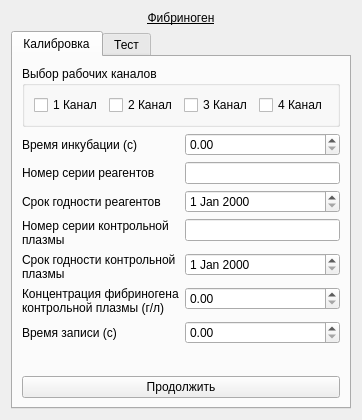
The window that choisedialog/ko3.ui (krang4d/Agrekola) describes before a commit, drawn with Qt 5.
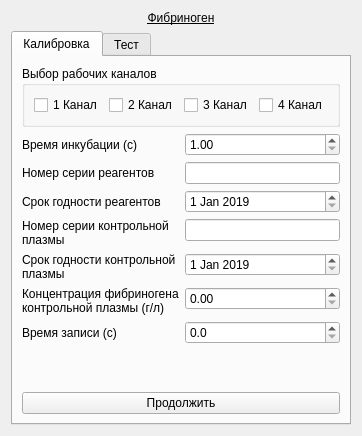
The same window after the commit. The open tabs and pages were chosen to show the change.

```diff
--- a/choisedialog/ko3.ui
+++ b/choisedialog/ko3.ui
@@ -6,8 +6,8 @@
    <rect>
     <x>0</x>
     <y>0</y>
-    <width>361</width>
-    <height>420</height>
+    <width>359</width>
+    <height>436</height>
    </rect>
   </property>
   <property name="windowTitle">
@@ -98,7 +98,15 @@
           </widget>
          </item>
          <item row="2" column="1">
-          <widget class="QDateEdit" name="dateEdit_calibReagent"/>
+          <widget class="QDateEdit" name="dateEdit_calibReagent">
+           <property name="date">
+            <date>
+             <year>2019</year>
+             <month>1</month>
+             <day>1</day>
+            </date>
+           </property>
+          </widget>
          </item>
          <item row="3" column="0">
           <widget class="QLabel" name="label_calib_4">
@@ -120,7 +128,15 @@
           </widget>
          </item>
          <item row="4" column="1">
-          <widget class="QDateEdit" name="dateEdit_calibPlazma"/>
+          <widget class="QDateEdit" name="dateEdit_calibPlazma">
+           <property name="date">
+            <date>
+             <year>2019</year>
+             <month>1</month>
+             <day>1</day>
+            </date>
+           </property>
+          </widget>
          </item>
          <item row="5" column="0">
           <widget class="QLabel" name="label_calib_3">
@@ -131,7 +147,14 @@
           </widget>
          </item>
          <item row="0" column="1">
-          <widget class="QDoubleSpinBox" name="doubleSpinBox_calibIncube"/>
+          <widget class="QDoubleSpinBox" name="doubleSpinBox_calibIncube">
+           <property name="minimum">
+            <double>1.000000000000000</double>
+           </property>
+           <property name="maximum">
+            <double>100.000000000000000</double>
+           </property>
+          </widget>
          </item>
          <item row="6" column="0">
           <widget class="QLabel" name="label_2">
@@ -141,7 +164,11 @@
           </widget>
          </item>
          <item row="6" column="1">
-          <widget class="QDoubleSpinBox" name="doubleSpinBox_calibWriteTime"/>
+          <widget class="QDoubleSpinBox" name="doubleSpinBox_calibWriteTime">
+           <property name="decimals">
+            <number>1</number>
+           </property>
+          </widget>
          </item>
          <item row="5" column="1">
           <widget class="QDoubleSpinBox" name="doubleSpinBox_calibFibrinogenKPlazma"/>
```
Left out of the diff: 2 changed lines with no effect on the pictures.
